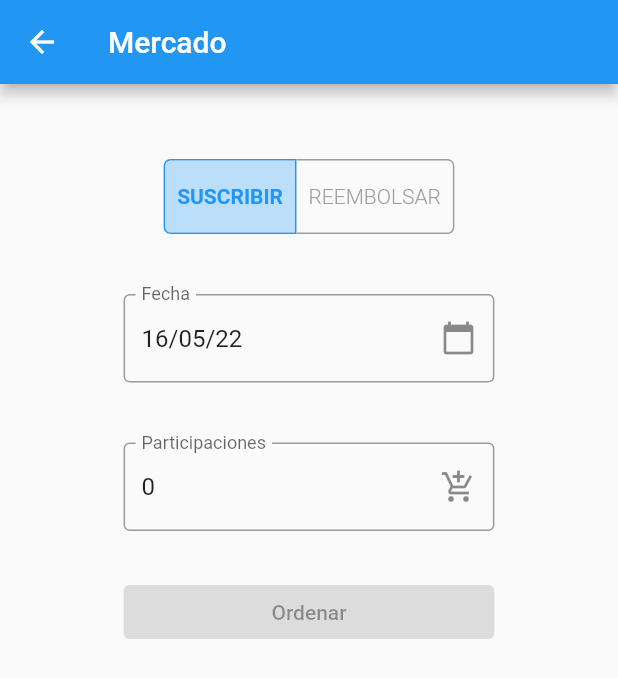
After one commit to Webierta/cartera_fondos, a Flutter app: the PageMercado screen opened by its route, after a tap on "SUSCRIBIR", on a phone screen of 412 x 824 dp. The commit adds this screen. Shown: the top 678 px of the screen. Run offline on Flutter 3.47's test engine with Material 2 defaults, Android fonts, the phone set to English and light mode, and no system bars; our stand-ins replace fl_chart, flutter_dotenv, flutter_speed_dial, sqflite; accounts and stored records are empty; statements that could not run were skipped.

Commit message:
init mercado

```diff
--- a/lib/models/fondo.dart
+++ b/lib/models/fondo.dart
@@ -1,5 +1,3 @@
-//import 'package:flutter/material.dart';
-
 import 'valor.dart';
 
 class Fondo {
--- a/lib/models/valor.dart
+++ b/lib/models/valor.dart
@@ -1,5 +1,3 @@
-//import 'package:intl/intl.dart';
-
 class Valor {
   final int date;
   final double precio;
@@ -49,4 +47,12 @@ class Valor {
   removeValor() {}
 
   exportarValores() {}
+
+/*double _getRentabilidad() {
+    return rentabilidad;
+  }
+
+  double _getTae() {
+    return tae;
+  }*/
 }
--- /dev/null
+++ b/lib/pages/page_mercado.dart
@@ -0,0 +1,237 @@
+import 'package:flutter/material.dart';
+import 'package:flutter/services.dart';
+import 'package:provider/provider.dart';
+
+import '../models/carfoin_provider.dart';
+import '../models/cartera.dart';
+import '../models/fondo.dart';
+import '../services/api_service.dart';
+import '../services/sqlite.dart';
+import '../utils/fecha_util.dart';
+
+class PageMercado extends StatefulWidget {
+  const PageMercado({Key? key}) : super(key: key);
+
+  @override
+  State<PageMercado> createState() => _MercadoState();
+}
+
+class _MercadoState extends State<PageMercado> {
+  late Sqlite _db;
+  late ApiService apiService;
+  late Cartera carteraOn;
+  late Fondo fondoOn;
+
+  final TextEditingController _dateController = TextEditingController();
+  final TextEditingController _partController = TextEditingController();
+  final _formKey = GlobalKey<FormState>();
+  bool? _isValido = false;
+
+  final _isSelected = <bool>[true, false];
+  var _tipo = true;
+  int _date = DateTime.now().millisecondsSinceEpoch ~/ 1000;
+  int _participaciones = 0;
+
+  @override
+  void initState() {
+    carteraOn = context.read<CarfoinProvider>().getCartera!;
+    fondoOn = context.read<CarfoinProvider>().getFondo!;
+    _db = Sqlite();
+    _db.openDb().whenComplete(() async {
+      await _updateMercado();
+    });
+    apiService = ApiService();
+    _dateController.text = FechaUtil.epochToString(_date);
+    _partController.text = _participaciones.toString();
+    super.initState();
+  }
+
+  _updateMercado() async {}
+
+  @override
+  void dispose() {
+    _dateController.dispose();
+    _partController.dispose();
+    super.dispose();
+  }
+
+  @override
+  Widget build(BuildContext context) {
+    return Scaffold(
+      appBar: AppBar(title: const Text('Mercado')),
+      body: ListView(
+        shrinkWrap: true,
+        padding: const EdgeInsets.only(top: 50),
+        children: [
+          FractionallySizedBox(
+            widthFactor: 0.6,
+            child: Center(
+              child: FittedBox(
+                child: ToggleButtons(
+                  children: [
+                    Padding(
+                      padding: const EdgeInsets.all(8.0),
+                      child: Text(
+                        'SUSCRIBIR',
+                        style: TextStyle(fontWeight: _tipo ? FontWeight.bold : FontWeight.w300),
+                      ),
+                    ),
+                    Padding(
+                      padding: const EdgeInsets.all(8.0),
+                      child: Text(
+                        'REEMBOLSAR',
+                        style: TextStyle(fontWeight: !_tipo ? FontWeight.bold : FontWeight.w300),
+                      ),
+                    ),
+                  ],
+                  isSelected: _isSelected,
+                  color: Colors.grey,
+                  selectedColor: Colors.blue,
+                  fillColor: Colors.blue[100],
+                  borderColor: Colors.grey,
+                  selectedBorderColor: Colors.blue,
+                  borderRadius: const BorderRadius.all(Radius.circular(4)),
+                  onPressed: (int index) {
+                    setState(() {
+                      if (index == 0) {
+                        _isSelected[0] = true;
+                        _isSelected[1] = false;
+                        _tipo = true;
+                      } else if (index == 1) {
+                        _isSelected[0] = false;
+                        _isSelected[1] = true;
+                        _tipo = false;
+                      }
+                    });
+                  },
+                ),
+              ),
+            ),
+          ),
+          const SizedBox(height: 40),
+          Form(
+            key: _formKey,
+            onChanged: () => setState(() => _isValido = _formKey.currentState?.validate()),
+            child: Column(
+              children: [
+                FractionallySizedBox(
+                  widthFactor: 0.6,
+                  child: TextFormField(
+                    decoration: const InputDecoration(
+                      labelText: 'Fecha',
+                      suffixIcon: Icon(Icons.calendar_today),
+                      border: OutlineInputBorder(),
+                    ),
+                    controller: _dateController,
+                    //initialValue: FechaUtil.epochToString(_date),
+                    validator: (value) {
+                      if (value == null || value.isEmpty) {
+                        return 'Campo requerido.';
+                      }
+                      return null;
+                    },
+                    /*onChanged: (value) {
+                      setState(() {
+                        _dateController.text = value.toString();
+                      });
+                    },*/
+                    onTap: () async {
+                      var fecha = await _selectDate(context);
+                      if (fecha != null) {
+                        setState(() {
+                          _date = fecha.millisecondsSinceEpoch ~/ 1000;
+                          _dateController.text = FechaUtil.dateToString(date: fecha);
+                        });
+                      }
+                    },
+                  ),
+                ),
+                const SizedBox(height: 40),
+                FractionallySizedBox(
+                  widthFactor: 0.6,
+                  child: TextFormField(
+                    decoration: InputDecoration(
+                      labelText: 'Participaciones',
+                      suffixIcon: Icon(_tipo ? Icons.add_shopping_cart : Icons.currency_exchange),
+                      border: const OutlineInputBorder(),
+                    ),
+                    controller: _partController,
+                    //inputFormatters: [FilteringTextInputFormatter.allow(RegExp(r"[0-9]+|\s"))],
+                    inputFormatters: [FilteringTextInputFormatter.allow(RegExp('[0-9]'))],
+                    keyboardType: TextInputType.number,
+                    //initialValue: _participaciones.toString(),
+                    //keyboardType: , numeros
+                    //initialValue: , si compra 0 si venta total participaciones disponibles ??
+                    validator: (value) {
+                      if (value == null ||
+                          value.isEmpty ||
+                          int.tryParse(value) == null ||
+                          int.parse(value) < 1) {
+                        return '';
+                      }
+                      return null;
+                    },
+                    onTap: () {
+                      setState(() {
+                        _partController.clear();
+                      });
+                    },
+                    onChanged: (value) {
+                      setState(() {
+                        _participaciones = int.tryParse(value) ?? 0;
+                      });
+                    },
+                  ),
+                ),
+                //const Spacer(),
+                const SizedBox(height: 30),
+                FractionallySizedBox(
+                  widthFactor: 0.6,
+                  child: ElevatedButton(
+                    onPressed: _isValido == true ? () => _submit(context) : null,
+                    child: const Text('Ordenar'),
+                  ),
+                ),
+                const SizedBox(height: 20),
+              ],
+            ),
+          ),
+        ],
+      ),
+    );
+  }
+
+  _submit(BuildContext context) {
+    if (_formKey.currentState!.validate()) {
+      print(_tipo);
+      print(FechaUtil.epochToString(_date));
+      print(_participaciones);
+      // obtener precio en dateMercado (APIRange con fechas +- cercanas)
+      //var to = _date + 2 days;
+      //var from _date - 2 days;
+      //apiService.getDataApiRange(fondoOn.isin, to, from)
+
+      // escribir en db los datos CarteraOn FondoOn
+
+      // actualizar UI
+    }
+  }
+
+  Future<DateTime?>? _selectDate(BuildContext context) async {
+    DateTime? picked = await showDatePicker(
+      context: context,
+      initialDate: DateTime.now(),
+      //initialDatePickerMode: DatePickerMode.day,
+      firstDate: DateTime(2015),
+      lastDate: DateTime.now(),
+    );
+    if (picked != null) {
+      /*setState(() {
+        selectedDate = picked;
+        _dateController.text = DateFormat.yMd().format(selectedDate);
+      });*/
+      return picked;
+    }
+    return null;
+  }
+}
--- a/lib/routes.dart
+++ b/lib/routes.dart
@@ -9,6 +9,7 @@ import 'pages/page_home.dart';
 import 'pages/page_info.dart';
 import 'pages/page_input_fondo.dart';
 import 'pages/page_input_range.dart';
+import 'pages/page_mercado.dart';
 import 'pages/page_search_fondo.dart';
 
 class RouteGenerator {
@@ -18,6 +19,7 @@ class RouteGenerator {
   static const String searchFondo = '/searchFondo';
   static const String inputFondo = '/inputFondo';
   static const String inputRange = '/inputRange';
+  static const String mercadoPage = '/mercado';
   static const String infoPage = '/info';
   static const String aboutPage = '/about';
 
@@ -50,6 +52,8 @@ class RouteGenerator {
       case inputRange:
         //return MaterialPageRoute(builder: (context) => PageInputRange(fondo: args as Fondo));
         return MaterialPageRoute(builder: (context) => const PageInputRange());
+      case mercadoPage:
+        return MaterialPageRoute(builder: (context) => const PageMercado());
       case infoPage:
         return MaterialPageRoute(builder: (context) => const PageInfo());
       case aboutPage:
--- a/lib/services/sqlite.dart
+++ b/lib/services/sqlite.dart
@@ -20,6 +20,11 @@ class Sqlite {
   // TABLE FONDO
   static const columnDate = 'date';
   static const columnPrecio = 'precio';
+  //TABLE MERCADO
+  static const columnTipo = 'tipo';
+  static const columnDateMercado = 'date';
+  static const columnParticipaciones = 'participaciones';
+  static const columnPrecioMercado = 'precio';
 
   final AsyncMemoizer _memoizer = AsyncMemoizer();
   late Database _db;
@@ -97,6 +102,19 @@ class Sqlite {
       CREATE TABLE IF NOT EXISTS $nameTable (
         $columnDate INTEGER PRIMARY KEY,
         $columnPrecio REAL NOT NULL)
+      ''');
+  }
+
+  Future<void> createTableMercado(Cartera cartera, Fondo fondo) async {
+    await openDb();
+    var nameTable = fondo.isin + '_' + cartera.name;
+    await _db.execute('''
+      CREATE TABLE IF NO EXISTS $nameTable (
+        id INTEGER PRIMARY KEY AUTOINCREMENT,
+        $columnTipo INTEGER,
+        $columnDateMercado INTEGER,
+        $columnParticipaciones INTEGER,
+        $columnPrecioMercado REAL)
       ''');
   }
 
--- a/lib/widgets/main_fondo.dart
+++ b/lib/widgets/main_fondo.dart
@@ -2,6 +2,7 @@ import 'package:cartera_fondos/models/valor.dart';
 import 'package:flutter/material.dart';
 import 'package:provider/provider.dart';
 
+import '../routes.dart';
 import '../models/carfoin_provider.dart';
 import '../utils/fecha_util.dart';
 
@@ -103,7 +104,9 @@ class MainFondo extends StatelessWidget {
                   // TODO: nueva ventana con Fecha / participaciones y VL
                   trailing: IconButton(
                     icon: const Icon(Icons.shopping_cart, color: Colors.blue),
-                    onPressed: () {},
+                    onPressed: () {
+                      Navigator.of(context).pushNamed(RouteGenerator.mercadoPage);
+                    },
                   ),
                 ),
                 const SizedBox(height: 10),
```
Also changed, not shown: lib/models/operacion.dart (added, +39 -0 lines), lib/utils/date_picker.dart (added), 1 other file.
